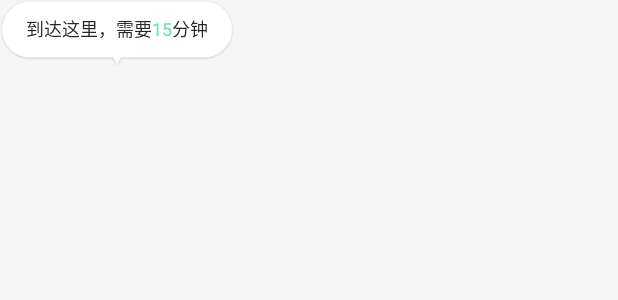
After one commit to theLearn/xpdc, an Android app: the layout overlay_drive_time_tip.xml on its own in the app's theme, with its tools: preview values and no code run, on a phone screen of 412 x 824 dp. The commit adds this screen. Shown: the top 300 px of the screen. Run offline under Robolectric (Android 15) with nearby library versions, the phone set to English and light mode, and no system bars.

Commit message:
增加百度地图图层覆盖物ui

```diff
--- a/app/src/main/java/com/xp/dc/xpdc/widget/WaitCallCarView.kt
+++ b/app/src/main/java/com/xp/dc/xpdc/widget/WaitCallCarView.kt
@@ -76,7 +76,7 @@ class WaitCallCarView : LinearLayout, View.OnClickListener {
                 mAdapter.data = viewModel.carInfo
                 rv_wait_accept_block.visibility = View.VISIBLE
                 ll_order_bottom.visibility = View.VISIBLE
-                tv_wait_order_action.setText(R.string.cancel)
+                tv_wait_order_action.setText(R.string.cancel_order)
                 tv_wait_car_top.setText(R.string.call_car_wait_tip1)
                 tv_wait_car_down.text =
                         String.format(context.getString(R.string.call_car_wait_tip2), viewModel.carInfo.size)
@@ -88,7 +88,7 @@ class WaitCallCarView : LinearLayout, View.OnClickListener {
                 ll_order_bottom.visibility = View.VISIBLE
                 line_order_bottom_h.visibility = View.VISIBLE
                 tv_wait_order_action_right.visibility = View.VISIBLE
-                tv_wait_order_action.setText(R.string.cancel)
+                tv_wait_order_action.setText(R.string.cancel_order)
                 tv_wait_car_top.text = viewModel.driverInfo?.carNo
                 tv_wait_car_down.text = viewModel.driverInfo?.carType + " " + viewModel.driverInfo?.carName + " " +
                         viewModel.driverInfo?.name
--- a/app/src/main/res/layout/activity_map.xml
+++ b/app/src/main/res/layout/activity_map.xml
@@ -1,5 +1,6 @@
 <?xml version="1.0" encoding="utf-8"?>
 <LinearLayout xmlns:android="http://schemas.android.com/apk/res/android"
+              xmlns:app="http://schemas.android.com/apk/res-auto"
               android:orientation="vertical"
               android:layout_width="match_parent"
               android:layout_height="match_parent">
@@ -12,6 +13,7 @@
                 android:id="@+id/mv_main"
                 android:layout_width="match_parent"
                 android:layout_height="match_parent"
+                app:isNeedSelectTip="true"
                 android:clickable="true"/>
         <ImageView
                 android:id="@+id/iv_map_reset"
--- a/app/src/main/res/layout/layout_call_car_wait.xml
+++ b/app/src/main/res/layout/layout_call_car_wait.xml
@@ -196,7 +196,8 @@
                 android:orientation="horizontal">
             <TextView
                     android:id="@+id/tv_wait_order_action"
-                    android:layout_width="match_parent"
+                    android:layout_width="0dp"
+                    android:layout_weight="1"
                     android:layout_height="@dimen/public_space_value_45"
                     android:gravity="center"
                     android:text="@string/cancel_order"
@@ -210,7 +211,8 @@
 
             <TextView
                     android:id="@+id/tv_wait_order_action_right"
-                    android:layout_width="match_parent"
+                    android:layout_width="0dp"
+                    android:layout_weight="1"
                     android:layout_height="@dimen/public_space_value_45"
                     android:gravity="center"
                     android:visibility="gone"
--- /dev/null
+++ b/app/src/main/res/layout/overlay_drive_time_tip.xml
@@ -0,0 +1,34 @@
+<?xml version="1.0" encoding="utf-8"?>
+<LinearLayout xmlns:android="http://schemas.android.com/apk/res/android"
+              android:layout_width="wrap_content"
+              android:layout_height="wrap_content"
+              android:background="@mipmap/icon_bg_driving_time"
+              android:paddingLeft="@dimen/public_space_value_10"
+              android:paddingRight="@dimen/public_space_value_10"
+              android:paddingTop="@dimen/public_space_value_10"
+              android:gravity="center_horizontal"
+              android:orientation="horizontal">
+    <TextView
+            android:layout_width="wrap_content"
+            android:layout_height="wrap_content"
+            android:text="@string/drive_time_tip0"
+            android:textColor="@color/text_black_call"
+            android:textSize="@dimen/small_text_size"/>
+
+    <TextView
+            android:id="@+id/tv_order_drive_time"
+            android:layout_width="wrap_content"
+            android:layout_height="wrap_content"
+            android:text="15"
+            android:textColor="@color/colorBase"
+            android:textSize="@dimen/small_text_size"/>
+
+    <TextView
+            android:layout_width="wrap_content"
+            android:layout_height="wrap_content"
+            android:gravity="center"
+            android:text="@string/drive_time_tip1"
+            android:textColor="@color/text_black_call"
+            android:textSize="@dimen/small_text_size"/>
+
+</LinearLayout>
--- a/app/src/main/res/values/attrs.xml
+++ b/app/src/main/res/values/attrs.xml
@@ -3,5 +3,7 @@
     <declare-styleable name="Toggle">
         <attr name="isToggle" format="boolean"/>
     </declare-styleable>
-
+    <declare-styleable name="CustomMapView">
+        <attr name="isNeedSelectTip" format="boolean"/>
+    </declare-styleable>
 </resources>
--- a/app/src/main/res/values/strings.xml
+++ b/app/src/main/res/values/strings.xml
@@ -41,6 +41,11 @@
     <string name="main_title_wait_car">等待接驾</string>
     <string name="main_title_driving">行驶中</string>
     <string name="main_title_order_finish">订单完成</string>
+    <string name="replace_start_position">修改起点</string>
+    <string name="set_end_position">立即叫车</string>
+    <string name="drive_time_tip0">到达这里，需要</string>
+    <string name="drive_time_tip1">分钟</string>
+    <string name="call_car_wait_tip0">叫车中</string>
     <string name="call_car_wait_tip1">下单成功，叫车中...</string>
     <string name="call_car_wait_tip2">等待%1$s种车型应答</string>
     <string name="call_car_wait_tip3">滴滴快车-经济型</string>
```
Also changed, not shown: app/src/main/java/com/xp/dc/xpdc/activity/MainActivity.kt (+30 -4 lines), app/src/main/java/com/xp/dc/xpdc/activity/OrderDetailActivity.kt (+6 -1 lines), app/src/main/java/com/xp/dc/xpdc/location/CustomMapView.java (+62 -23 lines), app/src/main/res/layout/overlay_select_end_position.xml (added, +35 -0 lines), app/src/main/res/layout/overlay_select_start_position.xml (added, +35 -0 lines), app/src/main/res/layout/overlay_wait_order_accept.xml (added, +25 -0 lines), app/src/main/res/mipmap-xxhdpi/icon_bg_driving_time.png (added), app/src/main/res/mipmap-xxhdpi/icon_bg_select_position_tip.png (added), app/src/main/res/mipmap-xxhdpi/icon_call_car.png (deleted).
